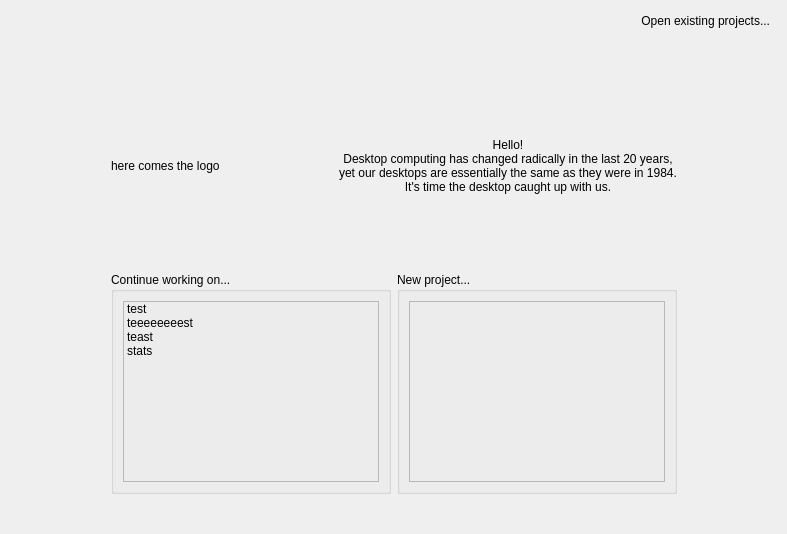
Above: startpage.ui from KDE/plasma-sdk before the change. Below: the same form after it.
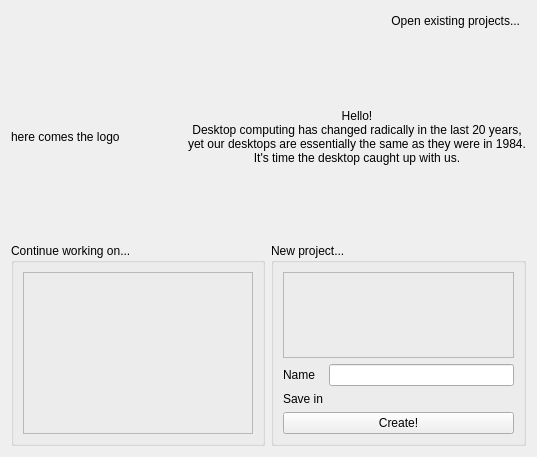
That is the form after the change. Custom widgets are drawn as their Qt base class.

Commit message: add startpage.ui to CMakeLists.txt, make it slightly better

Diff of the .ui file:
```diff
--- a/startpage.ui
+++ b/startpage.ui
@@ -6,8 +6,8 @@
    <rect>
     <x>0</x>
     <y>0</y>
-    <width>787</width>
-    <height>534</height>
+    <width>537</width>
+    <height>457</height>
    </rect>
   </property>
   <property name="windowTitle">
@@ -103,7 +103,7 @@
          <item>
           <layout class="QGridLayout" name="gridLayout_3">
            <item row="0" column="0">
-            <widget class="QLabel" name="label">
+            <widget class="QLabel" name="logoLabel">
              <property name="text">
               <string>here comes the logo</string>
              </property>
@@ -118,7 +118,7 @@
                </property>
                <layout class="QGridLayout" name="gridLayout">
                 <item row="0" column="0">
-                 <widget class="QListWidget" name="listWidget">
+                 <widget class="QListView" name="recentProjects">
                   <property name="palette">
                    <palette>
                     <active>
@@ -159,26 +159,6 @@
                   <property name="frameShadow">
                    <enum>QFrame::Plain</enum>
                   </property>
-                  <item>
-                   <property name="text">
-                    <string>test</string>
-                   </property>
-                  </item>
-                  <item>
-                   <property name="text">
-                    <string>teeeeeeeest</string>
-                   </property>
-                  </item>
-                  <item>
-                   <property name="text">
-                    <string>teast</string>
-                   </property>
-                  </item>
-                  <item>
-                   <property name="text">
-                    <string>stats</string>
-                   </property>
-                  </item>
                  </widget>
                 </item>
                </layout>
@@ -189,9 +169,9 @@
                <property name="title">
                 <string>New project...</string>
                </property>
-               <layout class="QGridLayout" name="gridLayout_2">
-                <item row="0" column="0">
-                 <widget class="QListView" name="listView_2">
+               <layout class="QVBoxLayout" name="verticalLayout_3">
+                <item>
+                 <widget class="QListView" name="contentTypes">
                   <property name="palette">
                    <palette>
                     <active>
@@ -234,13 +214,48 @@
                   </property>
                  </widget>
                 </item>
+                <item>
+                 <layout class="QFormLayout" name="formLayout">
+                  <item row="0" column="0">
+                   <widget class="QLabel" name="label">
+                    <property name="text">
+                     <string>Name</string>
+                    </property>
+                   </widget>
+                  </item>
+                  <item row="1" column="0">
+                   <widget class="QLabel" name="label_3">
+                    <property name="text">
+                     <string>Save in</string>
+                    </property>
+                   </widget>
+                  </item>
+                  <item row="1" column="1">
+                   <widget class="KUrlRequester" name="kurlrequester_2"/>
+                  </item>
+                  <item row="2" column="0" colspan="2">
+                   <widget class="QPushButton" name="pushButton">
+                    <property name="text">
+                     <string>Create!</string>
+                    </property>
+                   </widget>
+                  </item>
+                  <item row="0" column="1">
+                   <widget class="KLineEdit" name="klineedit">
+                    <property name="clickMessage">
+                     <string>Please type in a name for your project...</string>
+                    </property>
+                   </widget>
+                  </item>
+                 </layout>
+                </item>
                </layout>
               </widget>
              </item>
             </layout>
            </item>
            <item row="0" column="1">
-            <widget class="QLabel" name="label_3">
+            <widget class="QLabel" name="welcomeText">
              <property name="minimumSize">
               <size>
                <width>0</width>
@@ -308,6 +323,11 @@
   <zorder>kurlrequester</zorder>
  </widget>
  <customwidgets>
+  <customwidget>
+   <class>KLineEdit</class>
+   <extends>QLineEdit</extends>
+   <header>klineedit.h</header>
+  </customwidget>
   <customwidget>
    <class>KUrlRequester</class>
    <extends>QFrame</extends>
```
Left out of the diff: 8 changed lines with no effect on the pictures. The commit also changes 1 other file.
